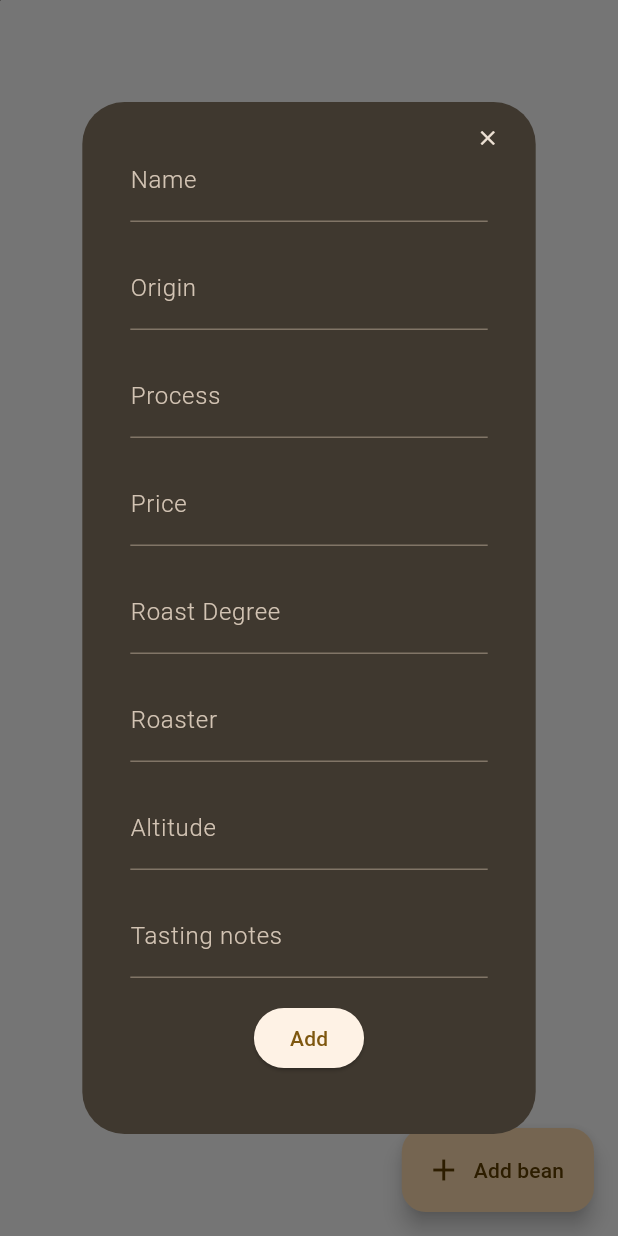
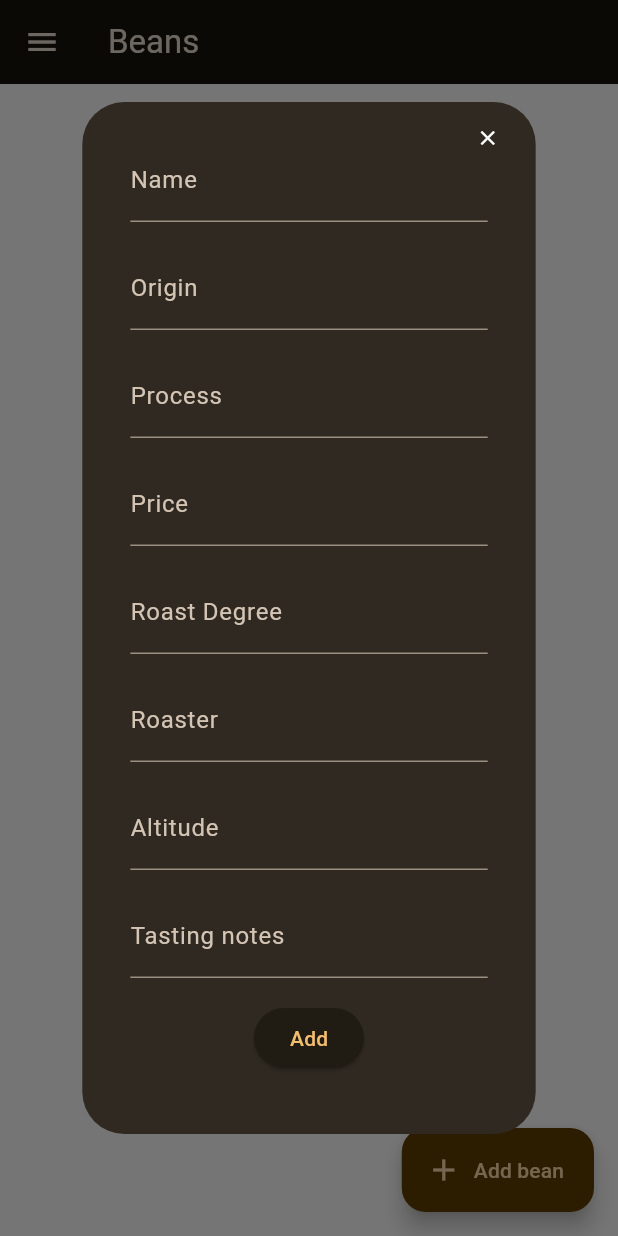
Before and after one commit to Tatok-n/beanBoi-frontend, a Flutter app: the BeansDisplay screen opened directly, after a tap on "Add bean", on a phone screen of 412 x 824 dp. Run offline on Flutter 3.47's test engine with Material 3 defaults, Android fonts, the phone set to English and light mode, and no system bars; our stand-ins replace simple_animations, supercharged; network calls fail.

Commit message:
- Added more navigations paths :) - Made dark theme

```diff
--- a/beanboi_frontend/lib/main.dart
+++ b/beanboi_frontend/lib/main.dart
@@ -17,15 +17,17 @@ class MyApp extends StatelessWidget {
   // This widget is the root of your application.
   @override
   Widget build(BuildContext context) {
+    ColorScheme colorScheme = ColorScheme.fromSeed(
+      seedColor: userprefs.mainAccent,
+      brightness: Brightness.dark,
+    );
+
     return MaterialApp(
-      title: 'Flutter',
-      theme: ThemeData(
-        colorScheme: ColorScheme.fromSeed(seedColor: userprefs.mainAccent),
-        useMaterial3: true,
-      ),
-      home: Stack(
-        children:[PlasmaBg(),HomeScreen()])
-    );
+        title: 'Flutter',
+        theme: ThemeData(
+          colorScheme: colorScheme,
+          useMaterial3: true,
+        ),
+        home: Stack(children: [PlasmaBg(), HomeScreen()]));
   }
-
 }
--- a/beanboi_frontend/lib/widgets/beansDisplay/beanDisplay.dart
+++ b/beanboi_frontend/lib/widgets/beansDisplay/beanDisplay.dart
@@ -5,6 +5,7 @@ import 'package:beanboi_frontend/widgets/commonUtils/userPrefs.dart';
 import 'package:flutter/material.dart';
 import 'package:beanboi_frontend/controllers/beanCaller.dart' as beanCaller;
 import 'package:beanboi_frontend/widgets/beansDisplay/utils/beanDialog.dart';
+import 'package:beanboi_frontend/widgets/commonUtils/navBar.dart';
 
 class BeansDisplay extends StatefulWidget {
   @override
@@ -85,6 +86,10 @@ class _BeansState extends State<BeansDisplay> {
       children: [
         PlasmaBg(),
         Scaffold(
+          appBar: AppBar(
+            title: Text('Beans'),
+          ),
+          drawer: navBar(),
           backgroundColor: Colors.transparent,
           floatingActionButton: FloatingActionButton.extended(
             onPressed: () async {
--- a/beanboi_frontend/lib/widgets/beansDisplay/utils/beanDialog.dart
+++ b/beanboi_frontend/lib/widgets/beansDisplay/utils/beanDialog.dart
@@ -22,7 +22,6 @@ class Beandialog extends StatelessWidget {
     final _formKey = GlobalKey<FormState>();
     final prefs = Userprefs();
     return AlertDialog(
-      backgroundColor: prefs.colorScheme.surfaceBright,
       content: SingleChildScrollView(
         child: Padding(
           padding: const EdgeInsets. only(bottom: 8.0),
@@ -38,7 +37,6 @@ class Beandialog extends StatelessWidget {
                   },
                   child: Icon(
                     Icons.close,
-                    color: prefs.colorScheme.onSurface,
                     size: 16,
                   ),
                 ),
@@ -103,12 +101,9 @@ class Beandialog extends StatelessWidget {
                 child: TextFormField(
                   style: prefs.smallInputTextSurface,
                   initialValue: initialValues[keyToEdit],
-                  decoration: InputDecoration(
-                      labelStyle : prefs.smallInputLabelSurface,
-                      counterStyle: prefs.smallInputTextSurface,
-                      hintText: hintText,
-                      hintStyle: prefs.smallInputHintSurface,
-                      labelText: labelText),
+                   decoration: InputDecoration(
+                       hintText: hintText,
+                       labelText: labelText),
                   onSaved: (newValue) =>
                       mapToUpdate[keyToEdit] = newValue,
                 ),
@@ -129,10 +124,7 @@ class Beandialog extends StatelessWidget {
                   validator : validator,
                   initialValue: initialValues[keyToEdit].toString(),
                   decoration: InputDecoration(
-                      labelStyle : prefs.smallInputLabelSurface,
-                      counterStyle: prefs.smallInputTextSurface,
                       hintText: hintText,
-                      hintStyle: prefs.smallInputHintSurface,
                       labelText: labelText),
                   onSaved: onSaved,
                 ),
--- a/beanboi_frontend/lib/widgets/commonUtils/navBar.dart
+++ b/beanboi_frontend/lib/widgets/commonUtils/navBar.dart
@@ -1,11 +1,22 @@
+import 'package:beanboi_frontend/main.dart';
+import 'package:beanboi_frontend/widgets/homeScreen/homeScreen.dart';
 import 'package:flutter/material.dart';
 
 import '../beansDisplay/beanDisplay.dart';
 
 class navBar extends StatelessWidget {
+  Route _routeToHome() {
+     return makeAnimatedRoute(MyApp());
+  }
+
+
   Route _routeToBeans() {
-    return PageRouteBuilder(
-      pageBuilder: (context, animation, secondaryAnimation) => BeansDisplay(),
+    return makeAnimatedRoute(BeansDisplay());
+  }
+
+  PageRouteBuilder<dynamic> makeAnimatedRoute(Widget destination) {
+     return PageRouteBuilder(
+      pageBuilder: (context, animation, secondaryAnimation) => destination,
       transitionsBuilder: (context, animation, secondaryAnimation, child) {
         const begin = Offset(0.0, 1.0);
         const end = Offset.zero;
@@ -27,7 +38,9 @@ class navBar extends StatelessWidget {
       {'name': 'Grinders', 'route': _routeToBeans()},
       {'name': 'Recipes', 'route': _routeToBeans()},
       {'name': 'Brews', 'route': _routeToBeans()},
-      {'name': 'Stats', 'route': _routeToBeans()}
+      {'name': 'Stats', 'route': _routeToBeans()},
+      {'name': 'Settings', 'route': _routeToBeans()},
+      {'name': 'Home', 'route': _routeToHome()},
     ];
 
     int screenIndex = 0;
--- a/beanboi_frontend/lib/widgets/commonUtils/userPrefs.dart
+++ b/beanboi_frontend/lib/widgets/commonUtils/userPrefs.dart
@@ -18,9 +18,9 @@ class Userprefs {
   TextStyle get onPrimaryContainerSmallHeading => TextStyle(fontFamily: 'Roboto', fontSize: smallFont, color: colorScheme.onPrimaryContainer, fontWeight: FontWeight.bold);
 
 
-  TextStyle get smallInputTextSurface => TextStyle(fontFamily: 'Roboto', fontSize: smallFont, color: colorScheme.onSurface, fontWeight: FontWeight.w100);
-  TextStyle get smallInputLabelSurface => TextStyle(fontFamily: 'Roboto', fontSize: smallFont, color: colorScheme.onSurfaceVariant, fontWeight: FontWeight.w300);
-  TextStyle get smallInputHintSurface => TextStyle(fontFamily: 'Roboto', fontSize: smallFont, color: colorScheme.onSurfaceVariant, fontWeight: FontWeight.w100);
+  TextStyle get smallInputTextSurface => TextStyle(fontFamily: 'Roboto', fontSize: smallFont, fontWeight: FontWeight.w100);
+  TextStyle get smallInputLabelSurface => TextStyle(fontFamily: 'Roboto', fontSize: smallFont, fontWeight: FontWeight.w300);
+  TextStyle get smallInputHintSurface => TextStyle(fontFamily: 'Roboto', fontSize: smallFont, fontWeight: FontWeight.w100);
 
 
   TextStyle get smallHeading => TextStyle(fontFamily: 'Roboto', fontSize: mediumFont, color: colorScheme.onSecondary, fontWeight: FontWeight.bold);
--- a/beanboi_frontend/lib/widgets/homeScreen/homeScreen.dart
+++ b/beanboi_frontend/lib/widgets/homeScreen/homeScreen.dart
@@ -11,9 +11,6 @@ class HomeScreen extends StatelessWidget {
 
   @override
   Widget build(BuildContext context) {
-
-
-
     return Scaffold(
       backgroundColor: Colors.transparent,
       appBar: AppBar(
```
